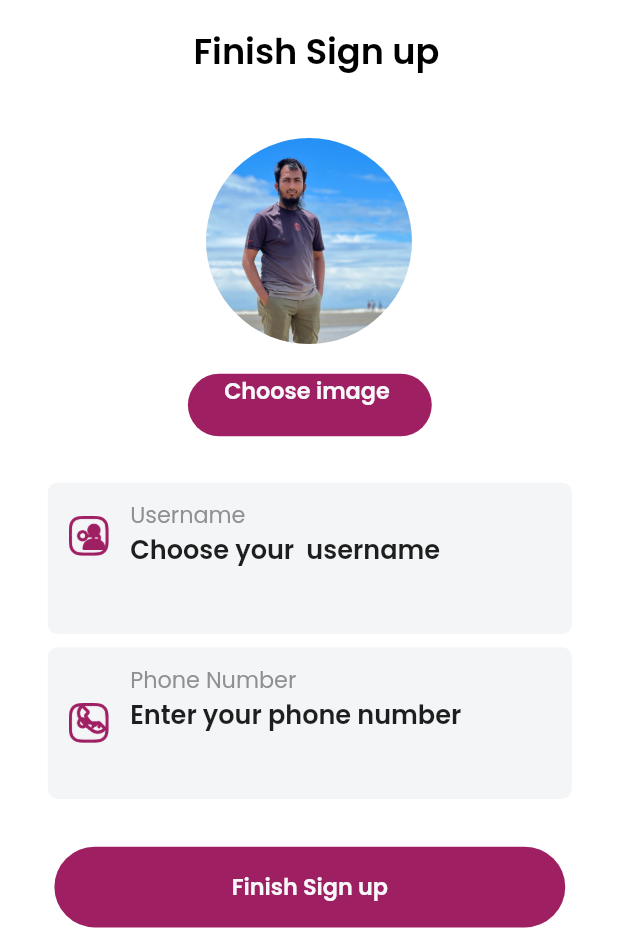
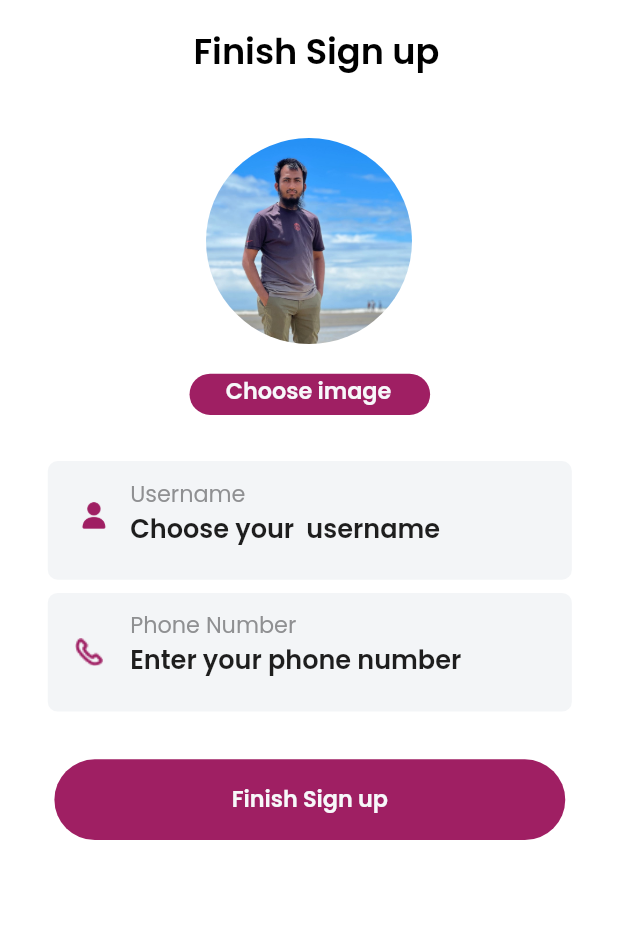
Before and after one commit to codermehraj/New-folder, a Flutter app: the SignUpScreen2 widget shown alone on an empty page, opened directly, on a phone screen of 412 x 824 dp, the part 292-1236 px from its top. Run offline on Flutter 3.47's test engine with Material 2 defaults, Android fonts, the phone set to English and light mode, and no system bars; our stand-ins replace google_fonts.

Commit message:
finished sign up ui

```diff
--- a/lib/page-1/signupscreen2.dart
+++ b/lib/page-1/signupscreen2.dart
@@ -2,6 +2,7 @@ import 'package:flutter/material.dart';
 import 'package:flutter/gestures.dart';
 import 'dart:ui';
 import 'package:google_fonts/google_fonts.dart';
+import './welcomescreen.dart';
 import 'package:myapp/utils.dart';
 
 class SignUpScreen2 extends StatelessWidget {
@@ -173,11 +174,11 @@ class SignUpScreen2 extends StatelessWidget {
                     Container(
                       // component2g5q (115:1644)
                       margin: EdgeInsets.fromLTRB(
-                          90 * fem, 0 * fem, 90 * fem, 24 * fem),
+                          91 * fem, 0 * fem, 91 * fem, 24 * fem),
                       padding: EdgeInsets.fromLTRB(
                           22 * fem, 1 * fem, 22 * fem, 1 * fem),
                       width: double.infinity,
-                      height: 38 * fem,
+                      height: 25 * fem,
                       decoration: BoxDecoration(
                         color: const Color(0xff9f1f63),
                         borderRadius: BorderRadius.circular(30 * fem),
@@ -198,7 +199,7 @@ class SignUpScreen2 extends StatelessWidget {
                       padding: EdgeInsets.fromLTRB(
                           5 * fem, 4 * fem, 5 * fem, 4 * fem),
                       width: double.infinity,
-                      height: 100 * fem,
+                      height: 80 * fem,
                       decoration: BoxDecoration(
                         borderRadius: BorderRadius.circular(6 * fem),
                       ),
@@ -212,22 +213,6 @@ class SignUpScreen2 extends StatelessWidget {
                         ),
                         child: Stack(
                           children: [
-                            Positioned(
-                              // iconsuco (I112:1850;470:1652)
-                              left: 12.8125 * fem,
-                              top: 20.3125 * fem,
-                              child: Align(
-                                child: SizedBox(
-                                  width: 24.38 * fem,
-                                  height: 24.38 * fem,
-                                  child: Image.asset(
-                                    'assets/page-1/images/icons-nPM.png',
-                                    width: 24.38 * fem,
-                                    height: 24.38 * fem,
-                                  ),
-                                ),
-                              ),
-                            ),
                             Positioned(
                               // inputenameMjh (I112:1850;470:1653)
                               left: 50 * fem,
@@ -291,7 +276,7 @@ class SignUpScreen2 extends StatelessWidget {
                       padding: EdgeInsets.fromLTRB(
                           5 * fem, 4 * fem, 5 * fem, 4 * fem),
                       width: double.infinity,
-                      height: 100 * fem,
+                      height: 80 * fem,
                       decoration: BoxDecoration(
                         borderRadius: BorderRadius.circular(6 * fem),
                       ),
@@ -367,6 +352,11 @@ class SignUpScreen2 extends StatelessWidget {
                         color: Color(0xff9f1f63),
                         borderRadius: BorderRadius.circular(30 * fem),
                       ),
+                      child: GestureDetector(
+                        onTap: () {
+                          Navigator.pop(context);
+                          Navigator.pop(context);
+                        },
                         child: Container(
                           // autogroupgc1pcsu (7YzMwhStWf7SS7c3Aogc1p)
                           width: double.infinity,
@@ -385,6 +375,7 @@ class SignUpScreen2 extends StatelessWidget {
                           ),
                         ),
                       ),
+                    ),
                   ],
                 ),
               ),
```
Also changed, not shown: assets/page-1/images/auto-group-cwnr.png. Lines whose indentation alone changed are shown as unchanged.
